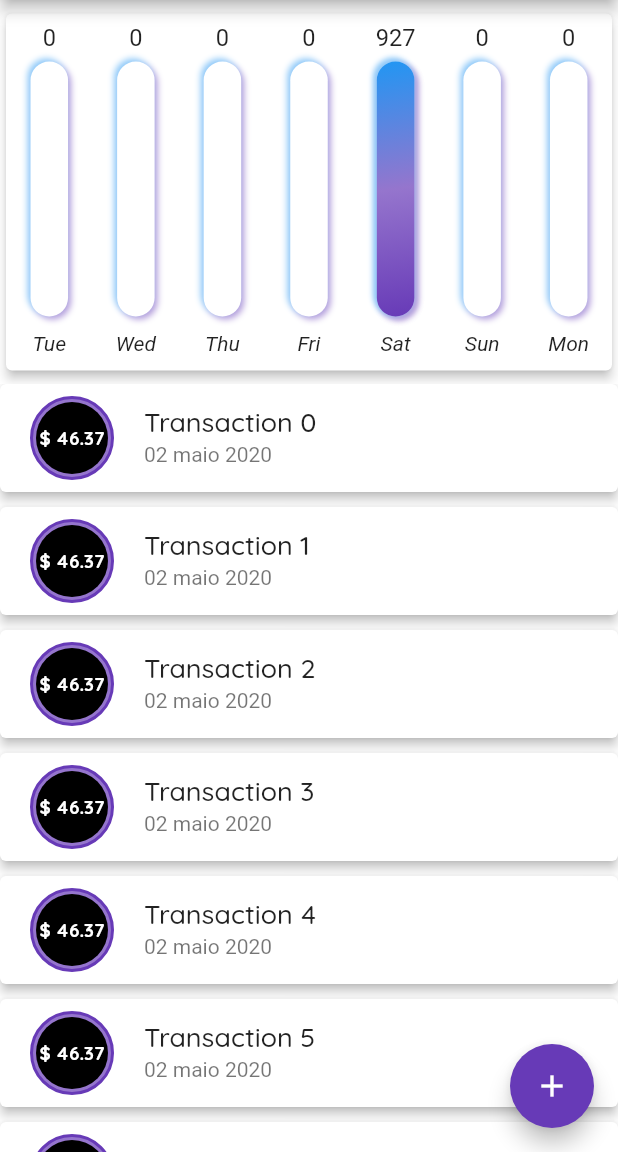
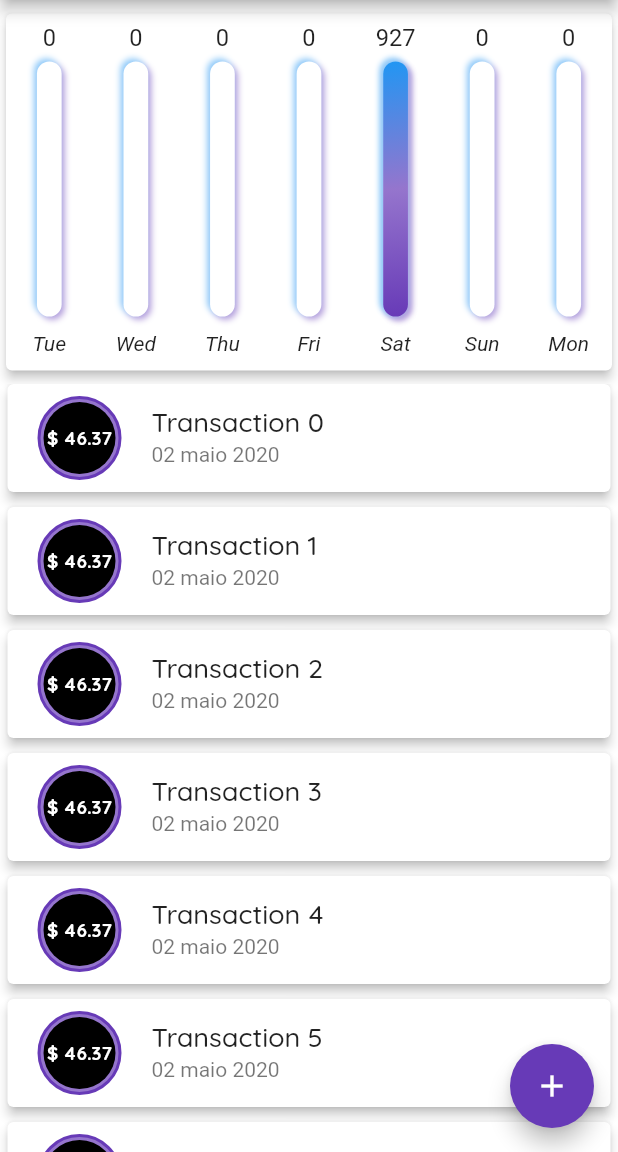
Before and after one commit to waltervsj/flutter-expenses, a Flutter app: the screen it shows after launch, on a phone screen of 412 x 824 dp, the part 84-1236 px from its top. Run offline on Flutter 3.47's test engine with Material 2 defaults, Android fonts, the phone set to English and light mode, and no system bars.

Commit message:
Chart size adjustments

```diff
--- a/lib/components/graficBar.dart
+++ b/lib/components/graficBar.dart
@@ -38,13 +38,12 @@ class GraficBar extends StatelessWidget {
               ],
               borderRadius: BorderRadius.circular(15),
             ),
-            width: 25,
+            width: MediaQuery.of(context).size.width / 25,
             alignment: Alignment.bottomCenter,
             child: Stack(alignment: Alignment.bottomCenter, children: [
               FractionallySizedBox(
                 heightFactor: transactionMap['percentage'],
                 child: Container(
-
                   decoration: BoxDecoration(
                     borderRadius: BorderRadius.only(
                       bottomLeft: Radius.circular(15),
--- a/lib/components/transactionList.dart
+++ b/lib/components/transactionList.dart
@@ -17,6 +17,7 @@ class TransactionList extends StatelessWidget {
               return;
             },
             child: ListView.builder(
+              padding: EdgeInsets.only(right: 5, left: 5),
               itemCount: transactions.length,
               itemBuilder: (context, index) {
                 var transaction = transactions[index];
--- a/lib/main.dart
+++ b/lib/main.dart
@@ -30,7 +30,6 @@ class ExpensesApp extends StatelessWidget {
         canvasColor: Colors.transparent,
         textTheme: ThemeData.light().textTheme.copyWith(
               title: TextStyle(
-                // fontFamily: 'OpenSans',
                 fontSize: 18,
               ),
             ),
```
